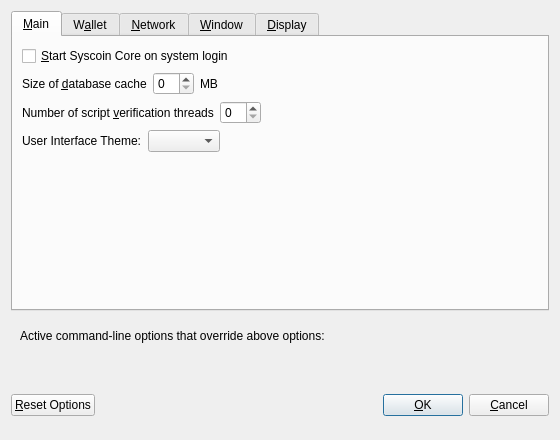
willyko/syscoin2, file src/qt/forms/optionsdialog.ui: the form before one commit.
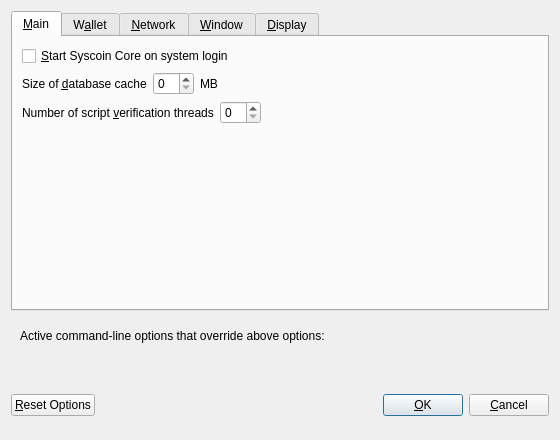
The form after the commit. Custom widgets are drawn as their Qt base class.

Commit message: fix options dialog

Diff of the .ui file:
```diff
--- a/src/qt/forms/optionsdialog.ui
+++ b/src/qt/forms/optionsdialog.ui
@@ -117,33 +117,6 @@
          </item>
         </layout>
        </item>
-       <item>
-        <layout class="QHBoxLayout" name="horizontalLayout_4_Display">
-         <item>
-          <widget class="QLabel" name="themeLabel">
-           <property name="text">
-            <string>User Interface Theme:</string>
-           </property>
-          </widget>
-         </item>
-         <item>
-          <widget class="QComboBox" name="theme"/>
-         </item>
-         <item>
-          <spacer name="horizontalSpacer_Display_1">
-           <property name="orientation">
-            <enum>Qt::Horizontal</enum>
-           </property>
-           <property name="sizeHint" stdset="0">
-            <size>
-             <width>40</width>
-             <height>20</height>
-            </size>
-           </property>
-          </spacer>
-         </item>
-        </layout>
-       </item>
        <item>
         <spacer name="verticalSpacer_Main">
          <property name="orientation">
@@ -643,6 +616,20 @@
          </item>
         </layout>
        </item>
+       <item>
+        <layout class="QHBoxLayout" name="horizontalLayout_4_Display">
+         <item>
+          <widget class="QLabel" name="themeLabel">
+           <property name="text">
+            <string>User Interface Theme:</string>
+           </property>
+          </widget>
+         </item>
+         <item>
+          <widget class="QComboBox" name="theme"/>
+         </item>
+        </layout>
+       </item>
        <item>
         <spacer name="verticalSpacer_Display">
          <property name="orientation">
```
